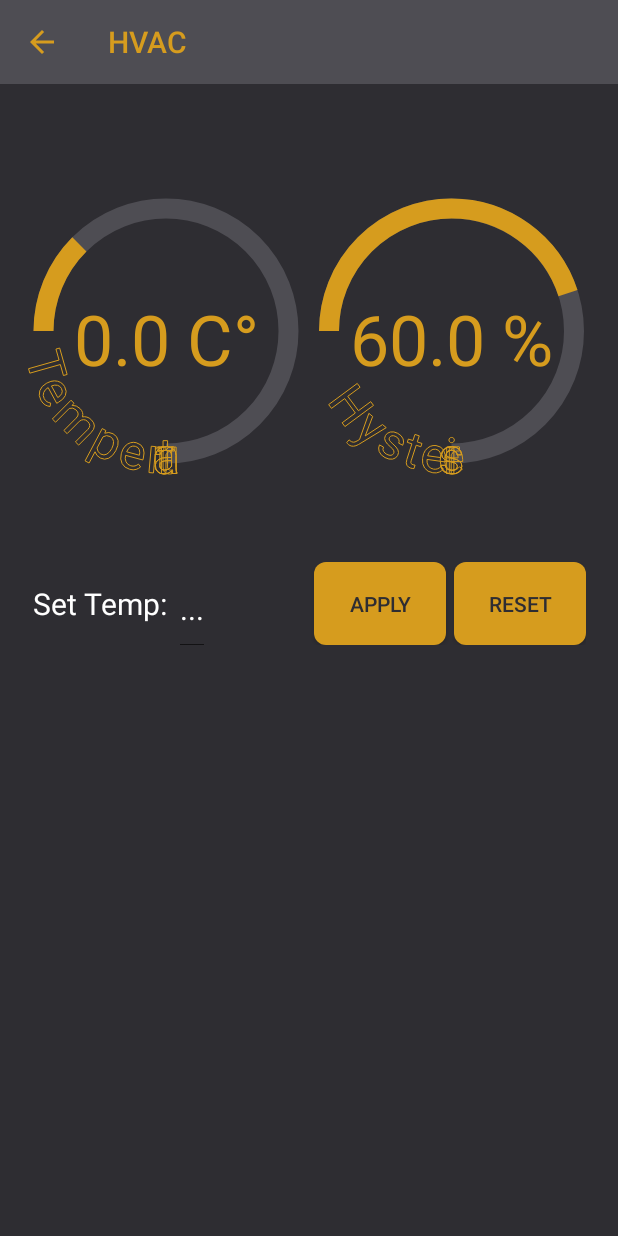
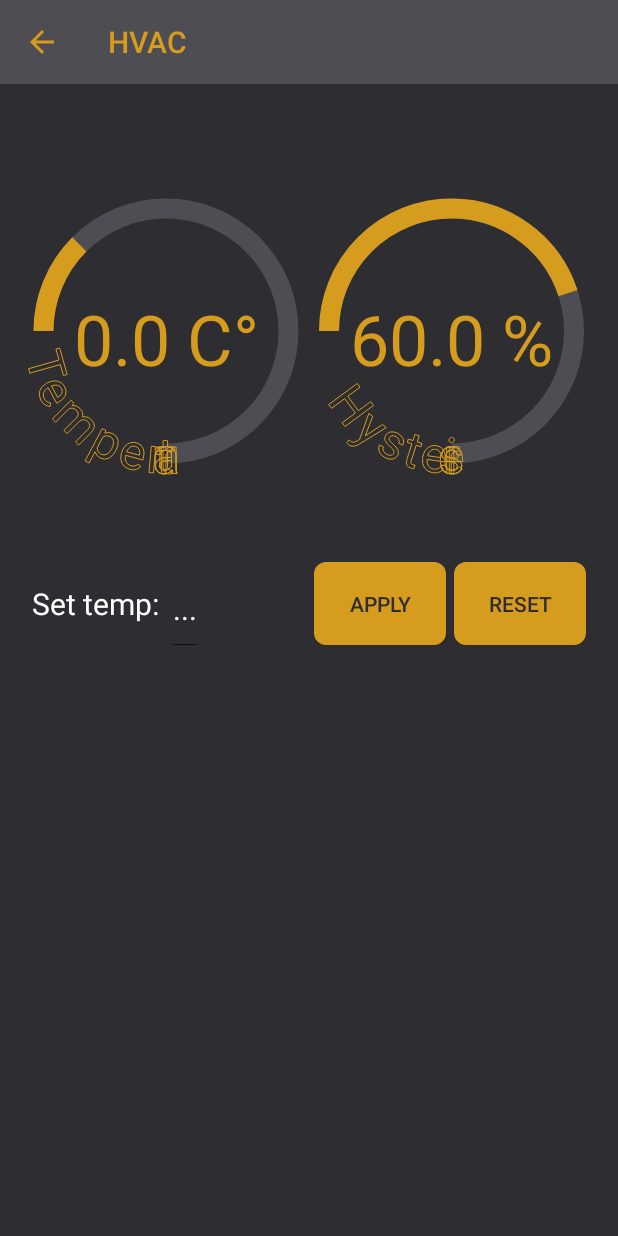
Before and after one commit to intive/patronage20-android, an Android app: the fragment HvacDetailsFragment placed in its activity, on a phone screen of 412 x 824 dp. Run offline under Robolectric (Android 15) with nearby library versions, the phone set to English and light mode, and no system bars; our stand-ins replace RxJava, data binding; libraries missing offline, so code that uses them is left out: org.koin.ext; 9 statements that could not run were skipped.

```diff
--- a/app/src/main/java/com/intive/patronage/smarthome/feature/hvac/HVACListener.kt
+++ b/app/src/main/java/com/intive/patronage/smarthome/feature/hvac/HVACListener.kt
@@ -1,7 +1,6 @@
 package com.intive.patronage.smarthome.feature.hvac
 
 import android.text.Editable
-import android.text.TextWatcher
 import android.widget.Button
 import android.widget.EditText
 import android.widget.Toast
@@ -28,20 +27,13 @@ fun setOnTemperatureUp(view: Button, hvacViewModel: HvacViewModel) {
 
 @BindingAdapter("textChangeListener")
 fun textChangeListener(view: EditText, hvacViewModel: HvacViewModel) {
-    view.addTextChangedListener(object : TextWatcher {
+
+    view.addTextChangedListener(object : MyTextWatcher() {
         override fun afterTextChanged(s: Editable?) {
             if (!s.isNullOrBlank()) {
                 val temperatureFromView = s.toString().toFloat()
                 hvacViewModel.temperatureFromView = temperatureFromView
             }
         }
-
-        override fun beforeTextChanged(s: CharSequence?, start: Int, count: Int, after: Int) {
-        }
-
-        override fun onTextChanged(s: CharSequence?, start: Int, before: Int, count: Int) {
-
-        }
-
     })
 }
--- a/app/src/main/java/com/intive/patronage/smarthome/feature/hvac/HVACViewEventListe'ner.kt
+++ b/app/src/main/java/com/intive/patronage/smarthome/feature/hvac/HVACViewEventListener.kt
@@ -3,4 +3,5 @@ package com.intive.patronage.smarthome.feature.hvac
 interface HVACViewEventListener {
     fun setTemperature(temperature :Float)
     fun setHysteresis(hysteresis : Float)
+    fun connectionError(error: Boolean)
 }
--- a/app/src/main/java/com/intive/patronage/smarthome/feature/hvac/HvacCircle.kt
+++ b/app/src/main/java/com/intive/patronage/smarthome/feature/hvac/HvacCircle.kt
@@ -5,15 +5,19 @@ import android.graphics.Canvas
 import android.graphics.Paint
 import android.graphics.Path
 import android.graphics.RectF
+import android.os.Handler
+import android.os.HandlerThread
+import android.os.Message
 import android.text.TextPaint
 import android.util.AttributeSet
 import android.util.Log
 import android.view.View
 import com.intive.patronage.smarthome.R
+import kotlinx.android.synthetic.main.fragment_hvac_details.view.*
 import org.koin.ext.getScopeName
 
 
-class HvacCircle(context: Context?, attrs: AttributeSet?) : View(context, attrs) {
+class HvacCircle(context: Context?, attrs: AttributeSet?) : View(context, attrs){
 
     var temperatureFloat: Float = 0F
     var hysteresis = 60F
@@ -42,7 +46,6 @@ class HvacCircle(context: Context?, attrs: AttributeSet?) : View(context, attrs)
         textSize = 50f
     }
     private val padding = 20f
-
     private fun drawCircleTemp(canvas: Canvas?, tempInt: Float) {
         val tempLabel = "Temperatura"
         val tempString = "$tempInt C°"
@@ -113,11 +116,16 @@ class HvacCircle(context: Context?, attrs: AttributeSet?) : View(context, attrs)
         postInvalidate()
 
     }
+    init {
+        setWillNotDraw(false)
+    }
+
 
     override fun onDraw(canvas: Canvas?) {
-
+        super.onDraw(canvas)
         drawCircleTemp(canvas, temperatureFloat)
         drawCircleHysteresis(canvas, hysteresis)
+
     }
 
 }
--- /dev/null
+++ b/app/src/main/java/com/intive/patronage/smarthome/feature/hvac/MyTextWatcher.kt
@@ -0,0 +1,18 @@
+package com.intive.patronage.smarthome.feature.hvac
+
+import android.text.Editable
+import android.text.TextWatcher
+
+open class MyTextWatcher : TextWatcher {
+    override fun afterTextChanged(s: Editable?) {
+
+    }
+
+    override fun beforeTextChanged(s: CharSequence?, start: Int, count: Int, after: Int) {
+
+    }
+
+    override fun onTextChanged(s: CharSequence?, start: Int, before: Int, count: Int) {
+
+    }
+}
--- a/app/src/main/res/layout-land/fragment_hvac_details.xml
+++ b/app/src/main/res/layout-land/fragment_hvac_details.xml
@@ -13,13 +13,13 @@
             android:layout_height="match_parent">
 
         <com.intive.patronage.smarthome.feature.hvac.HvacCircle
-                android:layout_width="0dp"
+                android:layout_width="@dimen/none"
                 android:layout_height="match_parent"
                 android:layout_weight="7"
                 android:id="@+id/hvac_circle"
                 app:onLayout="@{hvacViewModel}"
         />
-        <LinearLayout android:layout_width="0dp" android:layout_height="match_parent" android:layout_weight="7"
+        <LinearLayout android:layout_width="@dimen/none" android:layout_height="match_parent" android:layout_weight="7"
                       android:orientation="vertical">
             <androidx.constraintlayout.widget.ConstraintLayout
                     android:layout_width="match_parent"
@@ -31,8 +31,8 @@
                         android:layout_width="wrap_content"
                         android:layout_height="match_parent"
                         android:layout_marginStart="5dp"
-                        android:textSize="20sp"
-                        android:text="Set Temp:"
+                        android:textSize="@dimen/hvac_text_size"
+                        android:text="@string/hvac_details_temp_label"
                         android:textColor="#fff"
                         android:gravity="center"
                         app:layout_constraintTop_toTopOf="parent"
@@ -42,18 +42,19 @@
                         app:textChangeListener="@{hvacViewModel}"
                         android:layout_width="wrap_content"
                         android:layout_height="match_parent"
-                        android:textSize="20sp"
+                        android:textSize="@dimen/hvac_text_size"
                         android:text=""
                         android:inputType="number"
                         android:textColor="#fff"
                         android:textColorHint="#fff"
-                        android:hint="..."
+                        android:hint="@string/hvac_datails_hint"
                         android:layout_marginBottom="-13dp"
                         android:layout_marginTop="0dp"
                         app:layout_constraintTop_toTopOf="parent"
                         android:id="@+id/tampValueEditView"
                         app:layout_constraintStart_toEndOf="@+id/tempLabel"
-                        android:layout_marginStart="5dp" android:textIsSelectable="false" android:singleLine="false"/>
+                        android:layout_marginStart="@dimen/hvac_layout_margin" android:textIsSelectable="false" android:singleLine="false"
+                        android:importantForAutofill="no"/>
                 <Button
                         android:text="@string/apply"
                         app:tempUp="@{hvacViewModel}"
@@ -62,12 +63,12 @@
                         android:id="@+id/tempApplyButton"
                         android:background="@drawable/rounded_button"
                         android:textColor="@color/backgroundColor" app:layout_constraintTop_toTopOf="parent"
-                        app:layout_constraintEnd_toStartOf="@+id/tempReset" android:layout_marginEnd="5dp"/>
+                        app:layout_constraintEnd_toStartOf="@+id/tempReset" android:layout_marginEnd="@dimen/hvac_layout_margin"/>
                 <Button
                         android:text="@string/reset"
                         android:layout_width="wrap_content"
                         android:layout_height="match_parent"
-                        android:layout_marginEnd="5dp"
+                        android:layout_marginEnd="@dimen/hvac_layout_margin"
                         android:id="@+id/tempReset"
                         android:background="@drawable/rounded_button"
                         android:textColor="@color/backgroundColor"
@@ -78,7 +79,7 @@
 
             <RelativeLayout
                     android:layout_width="match_parent"
-                    android:layout_height="0dp"
+                    android:layout_height="@dimen/none"
                     android:layout_weight="10"
             />
         </LinearLayout>
--- a/app/src/main/res/layout/fragment_hvac_details.xml
+++ b/app/src/main/res/layout/fragment_hvac_details.xml
@@ -1,6 +1,6 @@
 <?xml version="1.0" encoding="utf-8"?>
 <layout
-        xmlns:tools="http://schemas.android.com/tools"
+
         xmlns:android="http://schemas.android.com/apk/res/android"
         xmlns:app="http://schemas.android.com/apk/res-auto">
     <data>
@@ -16,13 +16,13 @@
 
         <com.intive.patronage.smarthome.feature.hvac.HvacCircle
                 android:layout_width="match_parent"
-                android:layout_height="0dp"
+                android:layout_height="@dimen/none"
                 android:layout_weight="8"
                 android:id="@+id/hvac_circle"
                 app:onLayout="@{hvacViewModel}"
                 />
         <androidx.constraintlayout.widget.ConstraintLayout
-                android:layout_margin="5dp"
+                android:layout_margin="@dimen/hvac_layout_margin"
                 android:layout_width="match_parent"
                 android:layout_height="@dimen/none"
                 android:layout_weight="1.5"
@@ -31,8 +31,8 @@
             <TextView
                     android:layout_width="wrap_content"
                     android:layout_height="match_parent"
-                    android:textSize="20sp"
-                    android:text="Set Temp:"
+                    android:textSize="@dimen/hvac_text_size"
+                    android:text="@string/hvac_details_temp_label"
                     android:textColor="#fff"
                     android:gravity="center"
                     app:layout_constraintTop_toTopOf="parent"
@@ -42,17 +42,19 @@
                     app:textChangeListener="@{hvacViewModel}"
                     android:layout_width="wrap_content"
                     android:layout_height="match_parent"
-                    android:textSize="20sp"
+                    android:textSize="@dimen/hvac_text_size"
                     android:text=""
                     android:inputType="number"
                     android:textColor="#fff"
                     android:textColorHint="#fff"
-                    android:hint="..."
-                    android:layout_marginBottom="-8dp"
+                    android:hint="@string/hvac_datails_hint"
+                    android:layout_marginBottom="@dimen/hvac_layout_negative_margin"
                     app:layout_constraintTop_toTopOf="parent"
                     android:id="@+id/tampValueEditView"
                     app:layout_constraintStart_toEndOf="@+id/tempLabel"
-                    android:layout_marginStart="5dp" android:textIsSelectable="false" android:singleLine="false"/>
+                    android:layout_marginStart="@dimen/hvac_layout_margin"
+                    android:textIsSelectable="false"
+                    android:singleLine="false" android:importantForAutofill="no"/>
             <Button
                     android:text="@string/apply"
                     app:tempUp="@{hvacViewModel}"
@@ -61,7 +63,7 @@
                     android:id="@+id/tempApplyButton"
                     android:background="@drawable/rounded_button"
                     android:textColor="@color/backgroundColor" app:layout_constraintTop_toTopOf="parent"
-                    app:layout_constraintEnd_toStartOf="@+id/tempReset" android:layout_marginEnd="5dp"/>
+                    app:layout_constraintEnd_toStartOf="@+id/tempReset" android:layout_marginEnd="@dimen/hvac_layout_margin"/>
             <Button
                     android:text="@string/reset"
                     android:layout_width="wrap_content"
--- a/app/src/main/res/values/dimens.xml
+++ b/app/src/main/res/values/dimens.xml
@@ -9,4 +9,7 @@
     <dimen name="dashboard_details_text_size">16sp</dimen>
     <dimen name="blind_arrow_button_size">72dp</dimen>
     <dimen name="blind_percent_text_size">24sp</dimen>
+    <dimen name="hvac_layout_margin">5dp</dimen>
+    <dimen name="hvac_text_size">20sp</dimen>
+    <dimen name="hvac_layout_negative_margin">-8dp</dimen>
 </resources>
--- a/app/src/main/res/values/strings.xml
+++ b/app/src/main/res/values/strings.xml
@@ -29,4 +29,7 @@
     <string name="hvac_status_heating">Heating</string>
     <string name="hvac_status_cooling">Cooling</string>
     <string name="blind_details_appbar">Blind</string>
+    <string name="hvac_details_temp_label">Set temp:</string>
+    <string name="hvac_datails_hint">...</string>
+    <string name="hvac_details_connecting_error">Unable to load HVAC System</string>
 </resources>
```
Also changed, not shown: app/src/main/java/com/intive/patronage/smarthome/feature/dashboard/model/api/service/DashboardService.kt (+6 -11 lines), app/src/main/java/com/intive/patronage/smarthome/feature/dashboard/view/DashboardFragment.kt (+9 -16 lines), app/src/main/java/com/intive/patronage/smarthome/feature/hvac/HvacDetailsFragment.kt (+13 -3 lines), app/src/main/java/com/intive/patronage/smarthome/feature/hvac/HvacViewModel.kt (+20 -22 lines).
